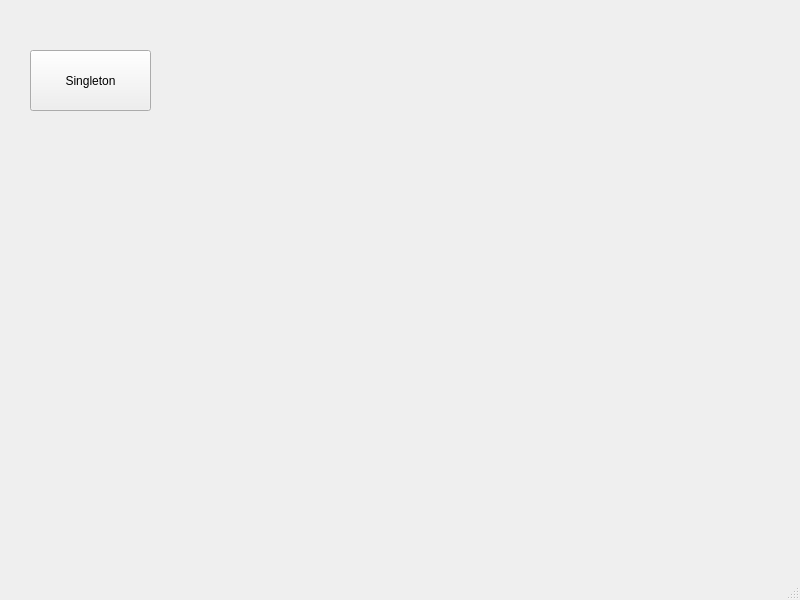
The window that mainwindow.ui (vRFEducation/designpatternsdemo) describes before a commit, drawn with Qt 5.
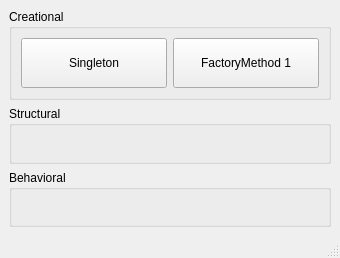
The same window after the commit.

Commit message: FactoryMethod 1st Structure added

Diff of the .ui file:
```diff
--- a/mainwindow.ui
+++ b/mainwindow.ui
@@ -6,27 +6,65 @@
    <rect>
     <x>0</x>
     <y>0</y>
-    <width>800</width>
-    <height>600</height>
+    <width>340</width>
+    <height>258</height>
    </rect>
   </property>
   <property name="windowTitle">
    <string>MainWindow</string>
   </property>
   <widget class="QWidget" name="centralwidget">
-   <widget class="QPushButton" name="btnSingleton">
-    <property name="geometry">
-     <rect>
-      <x>30</x>
-      <y>50</y>
-      <width>121</width>
-      <height>61</height>
-     </rect>
-    </property>
-    <property name="text">
-     <string>Singleton</string>
-    </property>
-   </widget>
+   <layout class="QVBoxLayout" name="verticalLayout">
+    <item>
+     <widget class="QGroupBox" name="groupBox">
+      <property name="title">
+       <string>Creational</string>
+      </property>
+      <layout class="QGridLayout" name="gridLayout">
+       <item row="0" column="3">
+        <widget class="QPushButton" name="btnFactoryMethod1">
+         <property name="minimumSize">
+          <size>
+           <width>0</width>
+           <height>50</height>
+          </size>
+         </property>
+         <property name="text">
+          <string>FactoryMethod 1</string>
+         </property>
+        </widget>
+       </item>
+       <item row="0" column="2">
+        <widget class="QPushButton" name="btnSingleton">
+         <property name="minimumSize">
+          <size>
+           <width>0</width>
+           <height>50</height>
+          </size>
+         </property>
+         <property name="text">
+          <string>Singleton</string>
+         </property>
+        </widget>
+       </item>
+      </layout>
+     </widget>
+    </item>
+    <item>
+     <widget class="QGroupBox" name="groupBox_2">
+      <property name="title">
+       <string>Structural</string>
+      </property>
+     </widget>
+    </item>
+    <item>
+     <widget class="QGroupBox" name="groupBox_3">
+      <property name="title">
+       <string>Behavioral</string>
+      </property>
+     </widget>
+    </item>
+   </layout>
   </widget>
   <widget class="QMenuBar" name="menubar">
    <property name="geometry">
```
Left out of the diff: 4 changed lines with no effect on the pictures. The commit also changes 15 other files.
